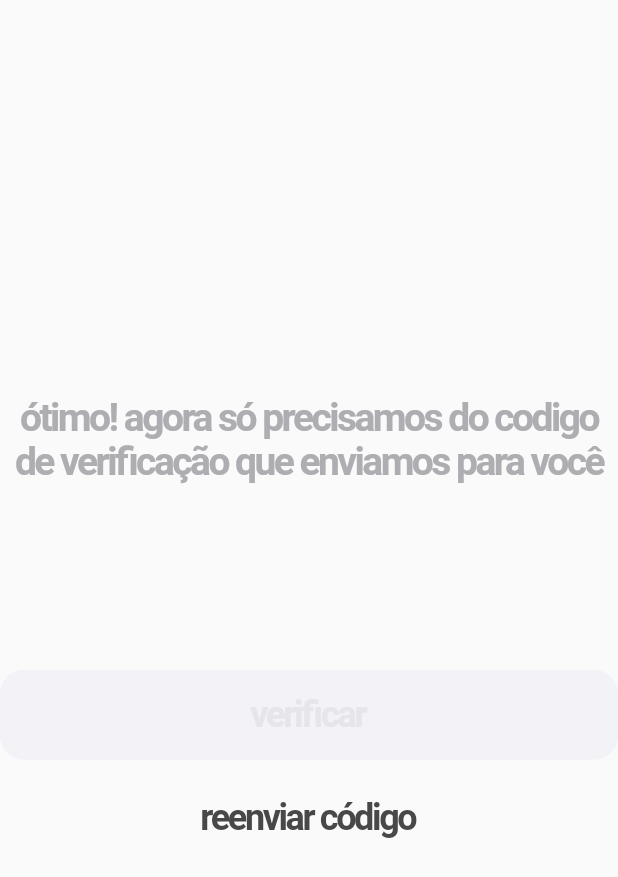
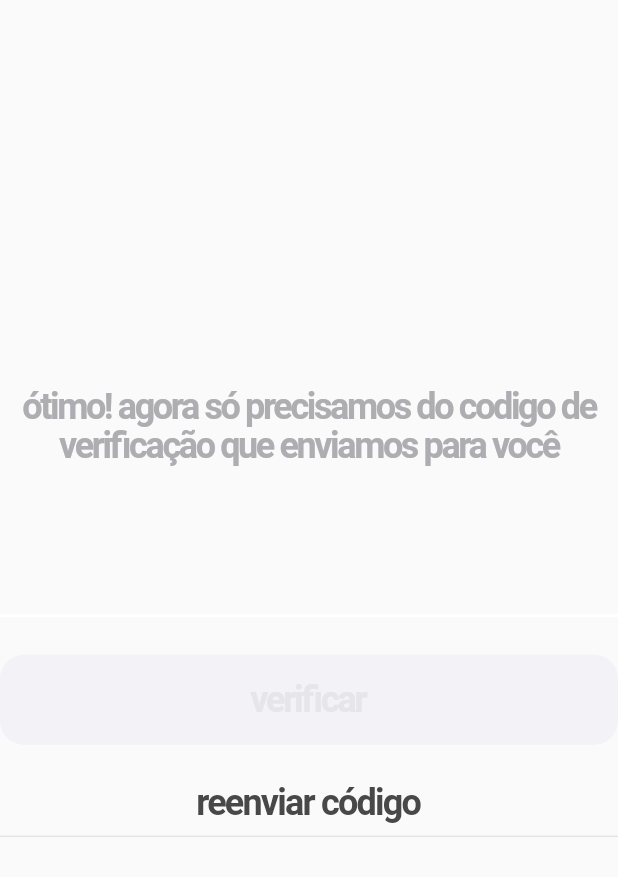
Before and after one commit to role-pi/app, a Flutter app: the VerificationWidget widget shown alone on an empty page, opened directly, on a phone screen of 412 x 824 dp. Shown: the top 877 px of the screen. Run offline on Flutter 3.47's test engine with Material 2 defaults, Android fonts, the phone set to English and light mode, and no system bars; our stand-ins replace flutter_secure_storage, modal_bottom_sheet; accounts and stored records are empty; network calls fail.

Commit message:
Adicionar linha no widget

```diff
--- a/lib/features/user_login/widgets/signup_widget.dart
+++ b/lib/features/user_login/widgets/signup_widget.dart
@@ -64,7 +64,7 @@ class SignUpWidget extends StatelessWidget {
                   color: CupertinoColors.white,
                   fontSize: 20,
                   fontWeight: FontWeight.bold,
-                  letterSpacing: -1.5),
+                  letterSpacing: -1.2),
               validator: (value) {
                 return validateEmail(value);
               },
--- a/lib/features/user_login/widgets/verification_widget.dart
+++ b/lib/features/user_login/widgets/verification_widget.dart
@@ -1,4 +1,5 @@
 import 'package:flutter/cupertino.dart';
+import 'package:flutter/material.dart';
 import 'package:role/shared/widgets/round_button.dart';
 
 class VerificationWidget extends StatelessWidget {
@@ -24,24 +25,32 @@ class VerificationWidget extends StatelessWidget {
             style: TextStyle(
               color: CupertinoColors.systemGrey2,
               fontWeight: FontWeight.bold,
-              fontSize: 26,
-              letterSpacing: -1.7,
+              fontSize: 24,
+              letterSpacing: -1.6,
               height: 1.1,
             ),
           ),
           SizedBox(height: 30),
-          CupertinoTextFormFieldRow(
+          Container(
+            decoration: BoxDecoration(
+              border: Border(
+                bottom: BorderSide(color: Colors.white, width: 2),
+              ),
+            ),
+            child: CupertinoTextFormFieldRow(
               placeholder: " ",
               controller: _codeController,
               padding: EdgeInsets.all(10),
               textAlign: TextAlign.center,
               cursorColor: CupertinoColors.white,
               style: TextStyle(
-              color: CupertinoColors.systemGrey,
+                color: CupertinoColors.white,
                 fontSize: 30,
                 fontWeight: FontWeight.bold,
+                letterSpacing: -1.3,
               ),
               keyboardType: TextInputType.number,
+            ),
           ),
           SizedBox(height: 25),
           RoundButton(
@@ -58,8 +67,9 @@ class VerificationWidget extends StatelessWidget {
                 color: Color.fromARGB(255, 72, 72, 72),
                 fontWeight: FontWeight.bold,
                 fontSize: 24,
-                letterSpacing: -1.6),
+                letterSpacing: -1.2),
           ),
+          Divider(),
           Spacer()
         ],
       ),
```
Lines whose indentation alone changed are shown as unchanged.
